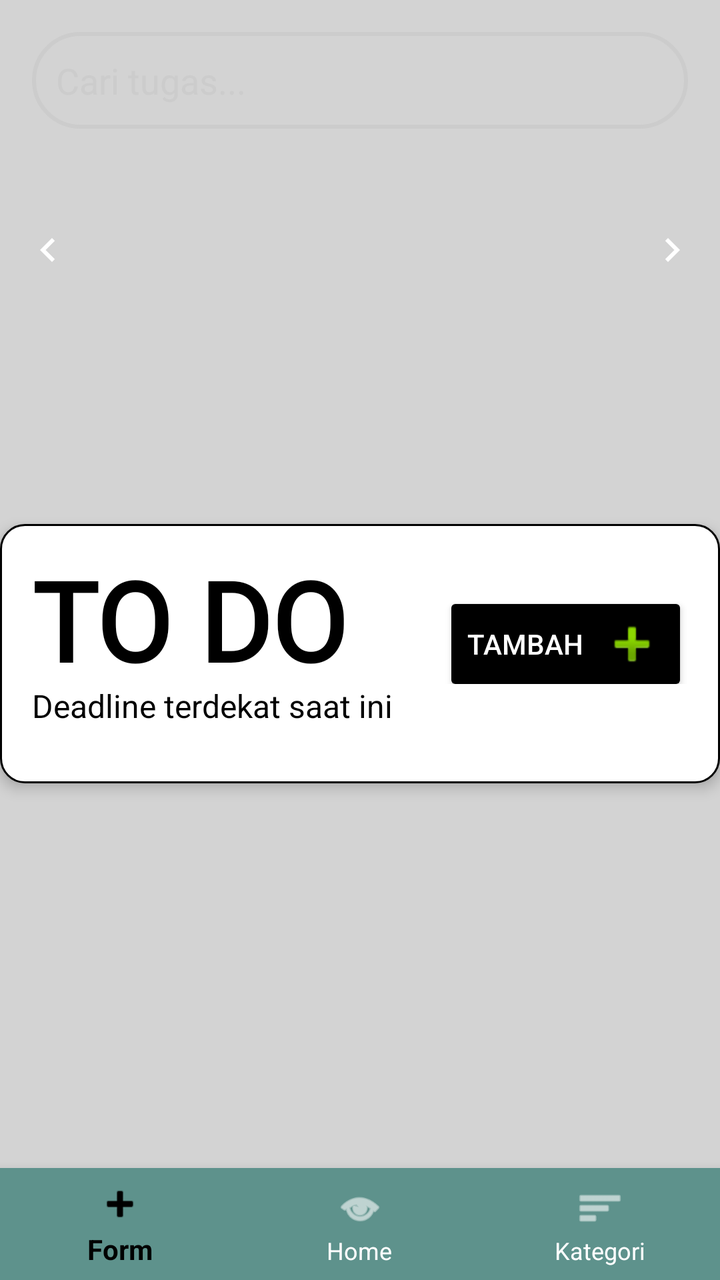
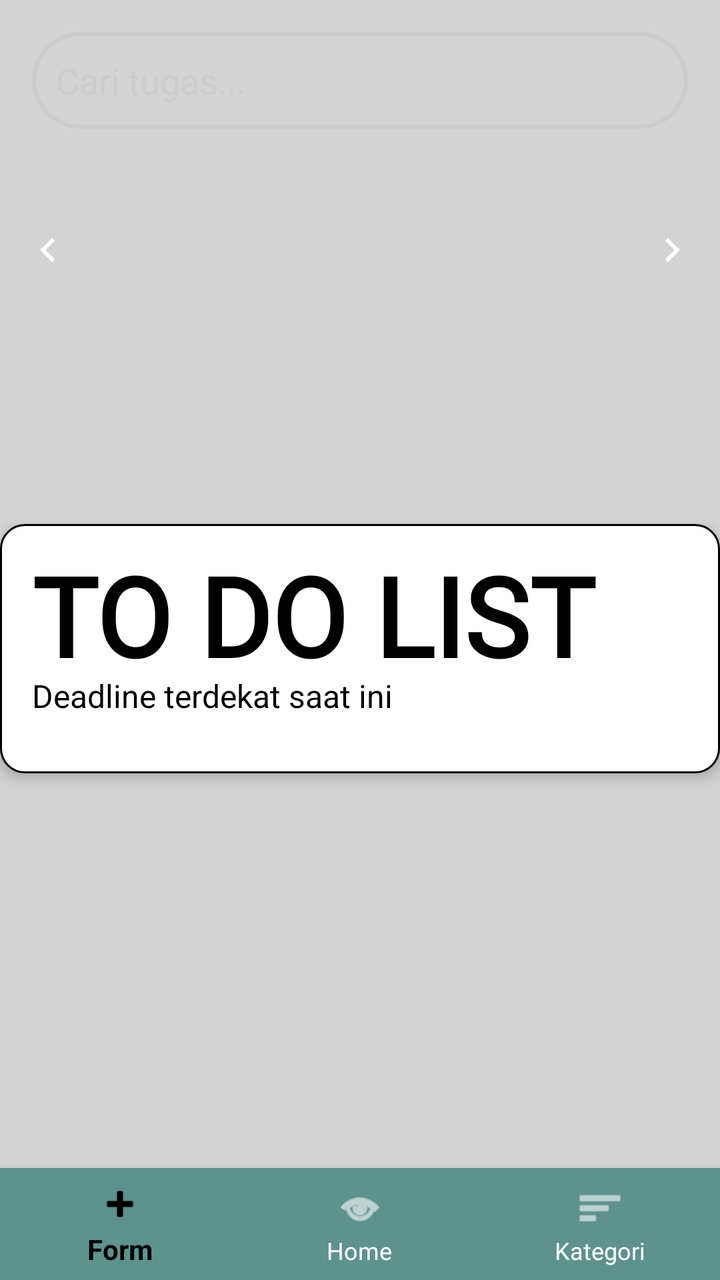

Compare the two renders of this Android layout. The source of the first and the diff that turns it into the second are given below.
<!-- AndroidManifest.xml: application theme Theme.Tugas3kelompok -->
<!-- res/layout/activity_login.xml -->
<?xml version="1.0" encoding="utf-8"?>
<androidx.constraintlayout.widget.ConstraintLayout
    xmlns:android="http://schemas.android.com/apk/res/android"
    xmlns:app="http://schemas.android.com/apk/res-auto"
    xmlns:tools="http://schemas.android.com/tools"
    android:layout_width="match_parent"
    android:layout_height="match_parent"
    android:background="@color/light_gray"
    tools:context=".HomeActivity">

    <ScrollView
        android:id="@+id/scrollView"
        android:layout_width="match_parent"
        android:layout_height="0dp"
        android:fillViewport="true"
        app:layout_constraintTop_toTopOf="parent"
        app:layout_constraintBottom_toTopOf="@id/bottomNav">

        <androidx.constraintlayout.widget.ConstraintLayout
            android:id="@+id/main"
            android:layout_width="match_parent"
            android:layout_height="wrap_content"
            android:background="@color/light_gray"
            tools:context=".HomeActivity">

            
            <FrameLayout
                android:id="@+id/carouselContainer"
                android:layout_width="0dp"
                android:layout_height="250dp"
                app:layout_constraintTop_toTopOf="parent"
                app:layout_constraintStart_toStartOf="parent"
                app:layout_constraintEnd_toEndOf="parent">

                <androidx.viewpager2.widget.ViewPager2
                    android:id="@+id/viewPager"
                    android:layout_width="match_parent"
                    android:layout_height="match_parent" />

                <EditText
                    android:id="@+id/searchInput"
                    android:layout_width="match_parent"
                    android:layout_height="wrap_content"
                    android:hint="@string/cari_tugas"
                    android:inputType="text"
                    android:background="@drawable/search_outline"
                    android:textColor="#CCCCCC"
                    android:textColorHint="#CCCCCC"
                    android:padding="12dp"
                    android:layout_margin="16dp"
                    android:elevation="8dp" />
            </FrameLayout>

            
            <ImageButton
                android:id="@+id/btnPrev"
                android:layout_width="48dp"
                android:layout_height="48dp"
                android:src="@drawable/ic_arrow_left"
                android:background="@android:color/transparent"
                android:contentDescription="Sebelumnya"
                app:layout_constraintTop_toTopOf="@id/carouselContainer"
                app:layout_constraintBottom_toBottomOf="@id/carouselContainer"
                app:layout_constraintStart_toStartOf="parent" />

            
            <ImageButton
                android:id="@+id/btnNext"
                android:layout_width="48dp"
                android:layout_height="48dp"
                android:src="@drawable/ic_arrow_right"
                android:background="@android:color/transparent"
                android:contentDescription="Selanjutnya"
                app:layout_constraintTop_toTopOf="@id/carouselContainer"
                app:layout_constraintBottom_toBottomOf="@id/carouselContainer"
                app:layout_constraintEnd_toEndOf="parent" />

            
            <LinearLayout
                android:id="@+id/boxDisplay"
                android:layout_width="0dp"
                android:layout_height="wrap_content"
                android:orientation="vertical"
                android:background="@drawable/edittext_rounded"
                android:padding="16dp"
                android:elevation="4dp"
                android:layout_marginTop="12dp"
                app:layout_constraintTop_toBottomOf="@id/carouselContainer"
                app:layout_constraintStart_toStartOf="parent"
                app:layout_constraintEnd_toEndOf="parent">

                
                <LinearLayout
                    android:layout_width="match_parent"
                    android:layout_height="wrap_content"
                    android:orientation="horizontal"
                    android:gravity="center_vertical">

                    <TextView
                        android:id="@+id/tvHello"
                        android:layout_width="0dp"
                        android:layout_height="59dp"
                        android:layout_weight="1"
                        android:text="TO DO LIST"
                        android:textStyle="bold"
                        android:textSize="55sp"
                        android:textColor="@color/black"
                        android:fontFamily="@font/urbansketchreguler"
                        android:includeFontPadding="false"
                        android:letterSpacing="0"
                        android:lineSpacingExtra="0dp" />

                    <Button
                        android:id="@+id/btnSubmit"
                        android:layout_width="wrap_content"
                        android:layout_height="wrap_content"
                        android:text="@string/tambah"
                        android:textColor="@android:color/white"
                        android:backgroundTint="#000000"
                        android:drawableEnd="@android:drawable/ic_input_add"
                        android:drawablePadding="8dp"
                        android:layout_marginTop="12dp" />
                </LinearLayout>

                
                <TextView
                    android:id="@+id/tvDeadlineHeader"
                    android:layout_width="wrap_content"
                    android:layout_height="wrap_content"
                    android:text="@string/deadline_terdekat"
                    android:textColor="@color/black"
                    android:textSize="16sp"
                    android:layout_marginBottom="12dp" />

                
                <LinearLayout
                    android:id="@+id/taskPreviewContainer"
                    android:layout_width="match_parent"
                    android:layout_height="wrap_content"
                    android:orientation="vertical" />
            </LinearLayout>

        </androidx.constraintlayout.widget.ConstraintLayout>
    </ScrollView>

    <com.google.android.material.bottomnavigation.BottomNavigationView
        android:id="@+id/bottomNav"
        android:layout_width="0dp"
        android:layout_height="wrap_content"
        android:layout_marginTop="16dp"
        android:background="#5e928c"
        app:menu="@menu/bottom_nav_menu"
        app:itemIconTint="@color/nav_item_color"
        app:itemTextColor="@color/nav_item_color"
        app:layout_constraintBottom_toBottomOf="parent"
        app:layout_constraintStart_toStartOf="parent"
        app:layout_constraintEnd_toEndOf="parent"/>

</androidx.constraintlayout.widget.ConstraintLayout>
<!-- resources referenced by this layout -->
<resources>
  <color name="black">#000000</color>
  <color name="light_gray">#D3D3D3</color>
  <!-- drawable edittext_rounded (drawable) -->
  <?xml version="1.0" encoding="utf-8"?>
  <shape xmlns:android="http://schemas.android.com/apk/res/android"
      android:shape="rectangle">
      <solid android:color="#FFFFFF"/>
      <corners android:radius="12dp"/>
      <stroke android:width="1dp" android:color="#000000"/>
      <padding
          android:left="10dp"
          android:top="10dp"
          android:right="10dp"
          android:bottom="10dp"/>
  </shape>
  <!-- drawable ic_arrow_left (drawable) -->
  <vector xmlns:android="http://schemas.android.com/apk/res/android"
      android:width="24dp"
      android:height="24dp"
      android:viewportWidth="24"
      android:viewportHeight="24">
      <path
          android:fillColor="#FFFFFF"
          android:pathData="M15.41,7.41L14,6l-6,6 6,6 1.41,-1.41L10.83,12z"/>
  </vector>
  <!-- drawable ic_arrow_right (drawable) -->
  <vector xmlns:android="http://schemas.android.com/apk/res/android"
      android:width="24dp"
      android:height="24dp"
      android:viewportWidth="24"
      android:viewportHeight="24">
      <path
          android:fillColor="#FFFFFF"
          android:pathData="M8.59,16.59L13.17,12 8.59,7.41 10,6l6,6 -6,6z"/>
  </vector>
  <!-- drawable search_outline (drawable) -->
  <shape xmlns:android="http://schemas.android.com/apk/res/android"
      android:shape="rectangle">
      <solid android:color="@android:color/transparent"/>
      <corners android:radius="24dp"/>
      <stroke android:width="2dp" android:color="#CCCCCC"/>
  </shape>
  <string name="cari_tugas">Cari tugas...</string>
  <string name="deadline_terdekat">Deadline terdekat saat ini</string>
  <string name="tambah">Tambah</string>
  <style name="Theme.Tugas3kelompok" parent="Theme.AppCompat.Light.NoActionBar">
          <item name="colorPrimary">#808080</item>
          <item name="colorPrimaryDark">#808080</item>
          <item name="colorAccent">#808080</item>
          <item name="android:windowLightStatusBar">true</item>
          <item name="android:statusBarColor">#808080</item>
      </style>
</resources>

<!-- the commit's change to res/layout/activity_login.xml (unified diff, before → after) -->
@@ -110,16 +110,6 @@
                         android:letterSpacing="0"
                         android:lineSpacingExtra="0dp" />
 
-                    <Button
-                        android:id="@+id/btnSubmit"
-                        android:layout_width="wrap_content"
-                        android:layout_height="wrap_content"
-                        android:text="@string/tambah"
-                        android:textColor="@android:color/white"
-                        android:backgroundTint="#000000"
-                        android:drawableEnd="@android:drawable/ic_input_add"
-                        android:drawablePadding="8dp"
-                        android:layout_marginTop="12dp" />
                 </LinearLayout>
 
                 
<!-- resource entries referenced after the edit -->
@@ -44,7 +44,6 @@
   </shape>
   <string name="cari_tugas">Cari tugas...</string>
   <string name="deadline_terdekat">Deadline terdekat saat ini</string>
-  <string name="tambah">Tambah</string>
   <style name="Theme.Tugas3kelompok" parent="Theme.AppCompat.Light.NoActionBar">
           <item name="colorPrimary">#808080</item>
           <item name="colorPrimaryDark">#808080</item>
